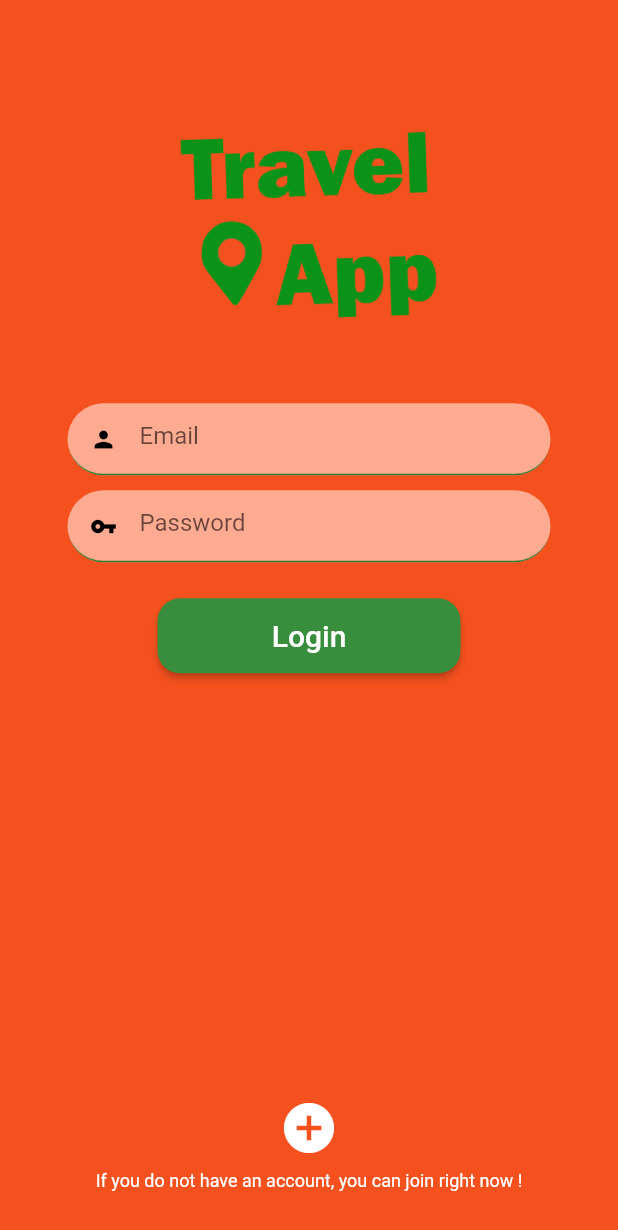
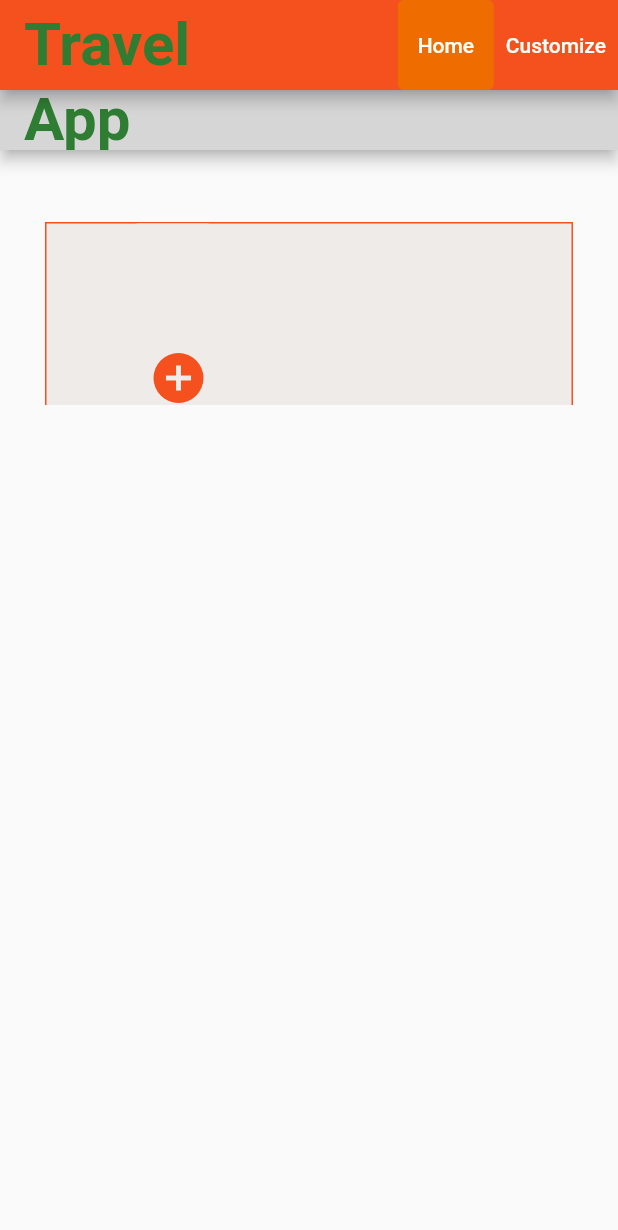
Before and after one commit to RoxanaDenisa/TravelApp, a Flutter app: the screen it shows after launch, on a phone screen of 412 x 824 dp. Shown: the top 1230 px of the screen. Run offline on Flutter 3.47's test engine with Material 2 defaults, Android fonts, the phone set to English and light mode, and no system bars; our stand-ins replace cloud_firestore, firebase_auth, firebase_core, image_picker, permission_handler; accounts and stored records are empty; Roboto replaces fonts that are missing (Raleway).

Commit message:
Company Add Photo

```diff
--- /dev/null
+++ b/travel_app/lib/companyAdd.dart
@@ -0,0 +1,101 @@
+import 'package:flutter/material.dart';
+import 'package:image_picker/image_picker.dart';
+import 'package:travel_app/reservation.dart';
+import 'package:travel_app/services/imageService.dart';
+//import 'package:path/path.dart'
+
+class MyCompanyAdd extends StatefulWidget {
+  @override
+  _MyCompanyAddState createState() => new _MyCompanyAddState();
+}
+
+class _MyCompanyAddState extends State<MyCompanyAdd> {
+  String _email, _password;
+  @override
+  Widget build(BuildContext context) {
+    return new Scaffold(
+        appBar: AppBar(
+            toolbarHeight: 60,
+            backgroundColor: Colors.deepOrange[600],
+            title: Text("Travel",
+                style: TextStyle(
+                    color: Colors.green[800],
+                    fontSize: 40.0,
+                    fontWeight: FontWeight.bold,
+                    fontFamily: 'Raleway')),
+            actions: <Widget>[
+              Padding(
+                padding: EdgeInsets.only(right: 10),
+              ),
+              TextButton(
+                  onPressed: () {},
+                  style:
+                      TextButton.styleFrom(backgroundColor: Colors.orange[800]),
+                  child: Text(
+                    'Home',
+                    style: TextStyle(color: Colors.white),
+                  )),
+              TextButton(
+                  onPressed: () {
+                    Navigator.of(context).push(MaterialPageRoute(
+                        builder: (context) => MyReservations()));
+                  },
+                  child: Text(
+                    'Customize',
+                    style: TextStyle(color: Colors.white),
+                  )),
+            ]),
+        body: Column(children: <Widget>[
+          AppBar(
+            toolbarHeight: 40,
+            backgroundColor: Colors.grey[350],
+            title: Row(children: <Widget>[
+              Text("App",
+                  style: TextStyle(
+                      color: Colors.green[800],
+                      fontSize: 40.0,
+                      fontWeight: FontWeight.bold,
+                      fontFamily: 'Raleway')),
+            ]),
+          ),
+          Container(
+              height: 170,
+              child: ListView(
+                  padding: EdgeInsets.only(right: 30, left: 30),
+                  scrollDirection: Axis.vertical,
+                  children: <Widget>[
+                    Text('\n\n'),
+                    Container(
+                        decoration: BoxDecoration(
+                            color: Colors.brown[50],
+                            border: Border.all(
+                              color: Colors.deepOrange[600],
+                            )),
+                        height: 200,
+                        //width: (MediaQuery.of(context).size.width - 100),
+                        padding: EdgeInsets.only(left: 30, right: 30),
+                        child: ListView(
+                            padding: EdgeInsets.only(left: 30, right: 30),
+                            scrollDirection: Axis.horizontal,
+                            children: <Widget>[
+                              Container(
+                                  decoration: BoxDecoration(
+                                    color: Colors.brown[50],
+                                  ),
+                                  height: 150,
+                                  child: Row(children: <Widget>[
+                                    IconButton(
+                                        onPressed: () {
+                                          uploadImage();
+                                        },
+                                        icon: Icon(
+                                          Icons.add_circle,
+                                          size: 40,
+                                          color: Colors.deepOrange[600],
+                                        )),
+                                  ]))
+                            ]))
+                  ]))
+        ]));
+  }
+}
--- a/travel_app/lib/main.dart
+++ b/travel_app/lib/main.dart
@@ -1,22 +1,22 @@
-
 import 'package:flutter/material.dart';
 import 'package:travel_app/login.dart';
+import 'package:travel_app/companyAdd.dart';
 import 'package:firebase_core/firebase_core.dart';
 //import 'package:flutter_auth/Screens/Welcome/components/background.dart';
 //import 'package:flutter_svg/svg.dart';
 
-void main() async{
+void main() async {
   WidgetsFlutterBinding.ensureInitialized();
   await Firebase.initializeApp();
   runApp(MyApp());
 }
-class MyApp extends StatelessWidget{
+
+class MyApp extends StatelessWidget {
   @override
   Widget build(BuildContext context) {
-      return new MaterialApp(
-        debugShowCheckedModeBanner: false,
-        home: new MyLogin(),
-        );
-
+    return new MaterialApp(
+      debugShowCheckedModeBanner: false,
+      home: new MyCompanyAdd(),
+    );
   }
 }
--- a/travel_app/pubspec.yaml
+++ b/travel_app/pubspec.yaml
@@ -30,6 +30,9 @@ dependencies:
   cupertino_icons: ^1.0.2
   firebase_auth: ^1.0.1
   cloud_firestore: ^1.0.1
+  image_picker: ^0.7.4
+  firebase_storage: ^8.0.1
+  permission_handler: ^6.1.1
 
 dev_dependencies:
   flutter_test:
```
Also changed, not shown: travel_app/lib/login.dart (+44 -64 lines), travel_app/lib/objects/images.dart (added, +8 -0 lines), travel_app/lib/providers/images_provider.dart (added, +11 -0 lines), travel_app/lib/services/imageService.dart (added, +30 -0 lines), travel_app/lib/signUp.dart (+25 -31 lines), travel_app/pubspec.lock, 2 other files.
